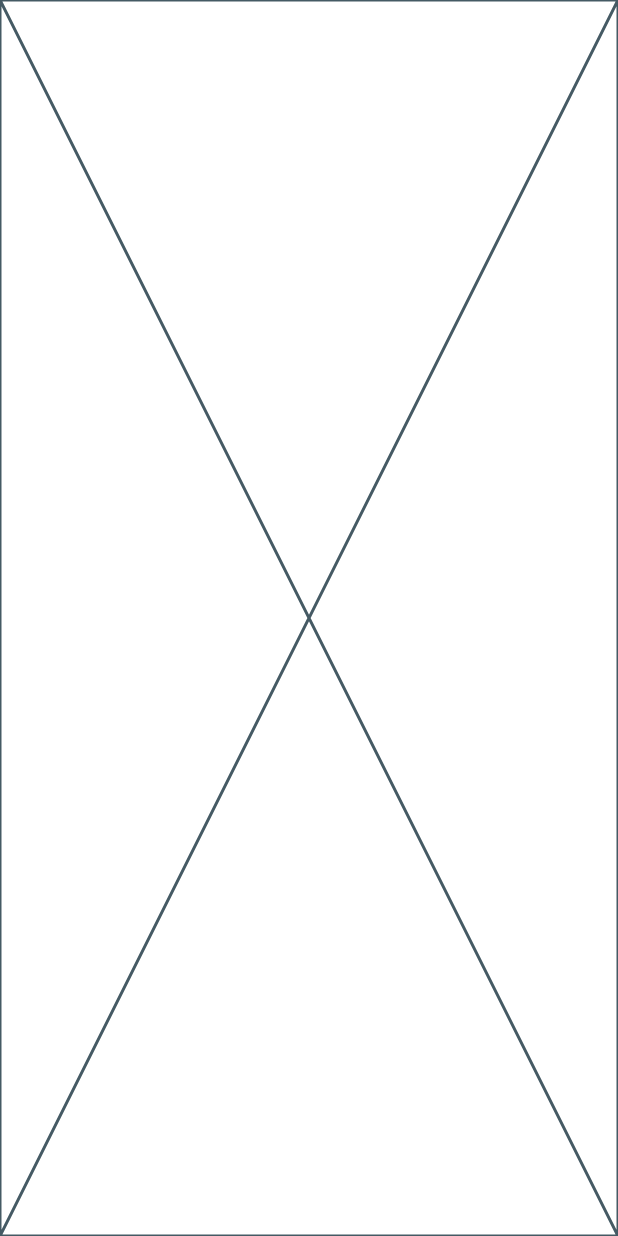
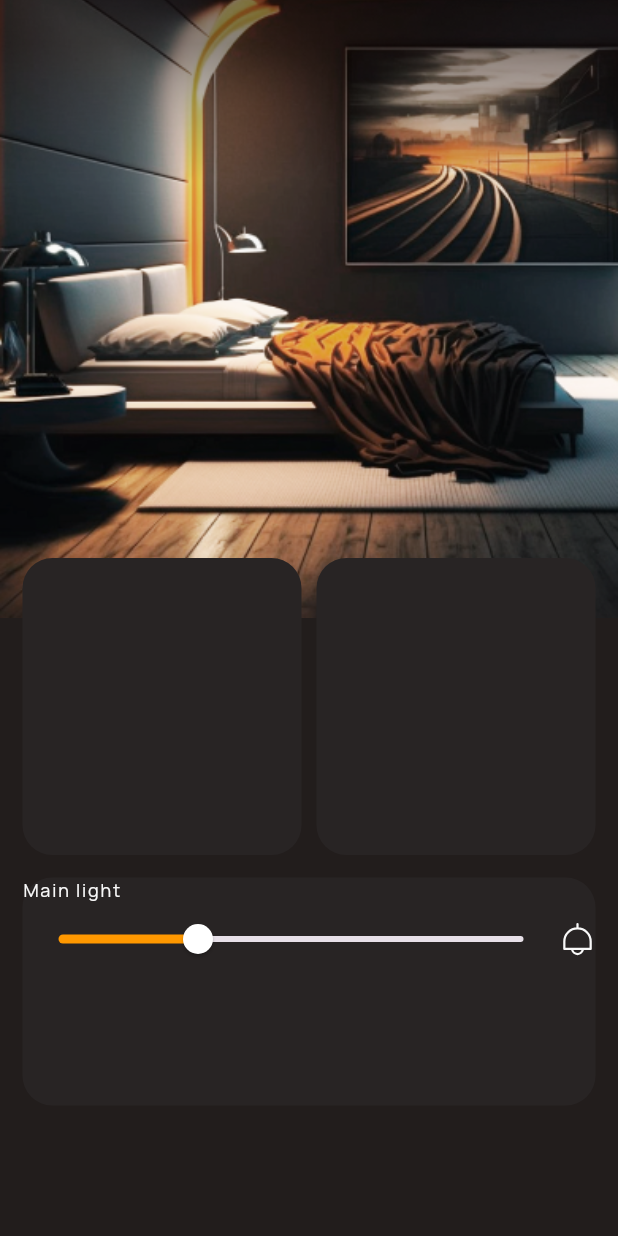
Before and after one commit to orket-sam/smart_home_app, a Flutter app: the screen it shows after launch, on a phone screen of 412 x 824 dp. Run offline on Flutter 3.47's test engine with Material 2 defaults, Android fonts, the phone set to English and light mode, and no system bars; our stand-ins replace flutter_svg, google_fonts.

Commit message:
home ui updates

```diff
--- a/smart_home/lib/main.dart
+++ b/smart_home/lib/main.dart
@@ -1,4 +1,6 @@
 import 'package:flutter/material.dart';
+import 'package:flutter_svg/svg.dart';
+import 'package:google_fonts/google_fonts.dart';
 
 void main() {
   runApp(const MyApp());
@@ -15,7 +17,7 @@ class MyApp extends StatelessWidget {
         colorScheme: ColorScheme.fromSeed(seedColor: Colors.deepPurple),
         useMaterial3: true,
       ),
-      home: HomeScreen(),
+      home: const HomeScreen(),
     );
   }
 }
@@ -25,6 +27,106 @@ class HomeScreen extends StatelessWidget {
 
   @override
   Widget build(BuildContext context) {
-    return const Placeholder();
+    return Scaffold(
+      body: Stack(
+        children: [
+          Column(
+            children: [
+              Expanded(
+                child: SizedBox(
+                  width: double.infinity,
+                  height: MediaQuery.of(context).size.height / 2,
+                  child: Image.asset(
+                    'assets/images/image 7.png',
+                    fit: BoxFit.cover,
+                  ),
+                ),
+              ),
+              Expanded(
+                child: Container(
+                  decoration: const BoxDecoration(
+                    color: Color(
+                        0xff221d1c), // Equivalent to rgba(33, 29, 29, 0.00)
+                  ),
+                ),
+              )
+            ],
+          ),
+          Padding(
+            padding: const EdgeInsets.symmetric(horizontal: 15.0),
+            child: Column(
+              children: [
+                SizedBox(height: MediaQuery.of(context).size.height / 2 - 40),
+                Row(
+                  mainAxisAlignment: MainAxisAlignment.spaceBetween,
+                  children: [
+                    Container(
+                      height: 198,
+                      width: MediaQuery.of(context).size.width / 2 - 20,
+                      decoration: BoxDecoration(
+                          color: const Color(0xff282424),
+                          borderRadius: BorderRadius.circular(20)),
+                    ),
+                    Container(
+                      height: 198,
+                      width: MediaQuery.of(context).size.width / 2 - 20,
+                      decoration: BoxDecoration(
+                          color: const Color(0xff282424),
+                          borderRadius: BorderRadius.circular(20)),
+                    )
+                  ],
+                ),
+                const SizedBox(
+                  height: 15,
+                ),
+                Container(
+                  height: MediaQuery.of(context).size.height / 2 - 260,
+                  width: double.infinity,
+                  decoration: BoxDecoration(
+                      color: const Color(0xff282424),
+                      borderRadius: BorderRadius.circular(20)),
+                  child: Column(
+                    children: [
+                      Column(
+                        crossAxisAlignment: CrossAxisAlignment.start,
+                        children: [
+                          Text(
+                            'Main light',
+                            style: GoogleFonts.manrope(
+                              fontSize: 12,
+                              fontWeight: FontWeight.w400,
+                              fontStyle: FontStyle.normal,
+                              color: const Color(0xffF8F8F8),
+                              letterSpacing: 1.2,
+                            ),
+                          ),
+                          Row(
+                            mainAxisAlignment: MainAxisAlignment.start,
+                            children: [
+                              Expanded(
+                                child: Slider(
+                                  thumbColor: Colors.white,
+                                  activeColor: Colors.orange,
+                                  overlayColor: MaterialStateColor.resolveWith(
+                                    (states) => const Color(0xff4b4238),
+                                  ),
+                                  value: .3,
+                                  onChanged: (val) {},
+                                ),
+                              ),
+                              SvgPicture.asset('assets/svgs/Lamp.svg')
+                            ],
+                          ),
+                        ],
+                      )
+                    ],
+                  ),
+                ),
+              ],
+            ),
+          )
+        ],
+      ),
+    );
   }
 }
--- a/smart_home/pubspec.yaml
+++ b/smart_home/pubspec.yaml
@@ -10,14 +10,17 @@ dependencies:
   flutter:
     sdk: flutter
   cupertino_icons: ^1.0.2
+  flutter_svg: ^2.0.7
+  google_fonts: ^5.1.0
 
 dev_dependencies:
   flutter_test:
     sdk: flutter
-flutter_lints: ^2.0.0
+  flutter_lints: ^2.0.0
 
 
 flutter:
   uses-material-design: true
   assets:
     - assets/images/
+    - assets/svgs/
```
Also changed, not shown: smart_home/assets/svgs/Lamp.svg (added), smart_home/pubspec.lock, 3 other files.
